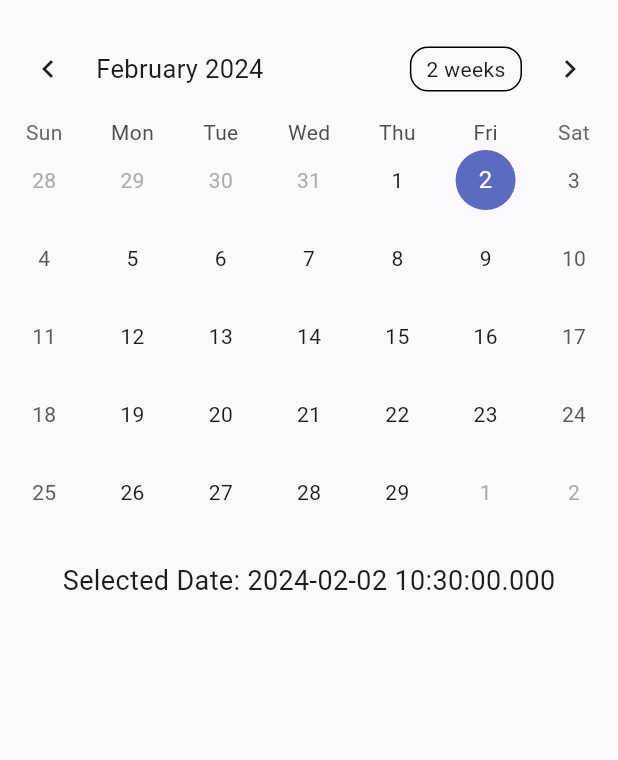
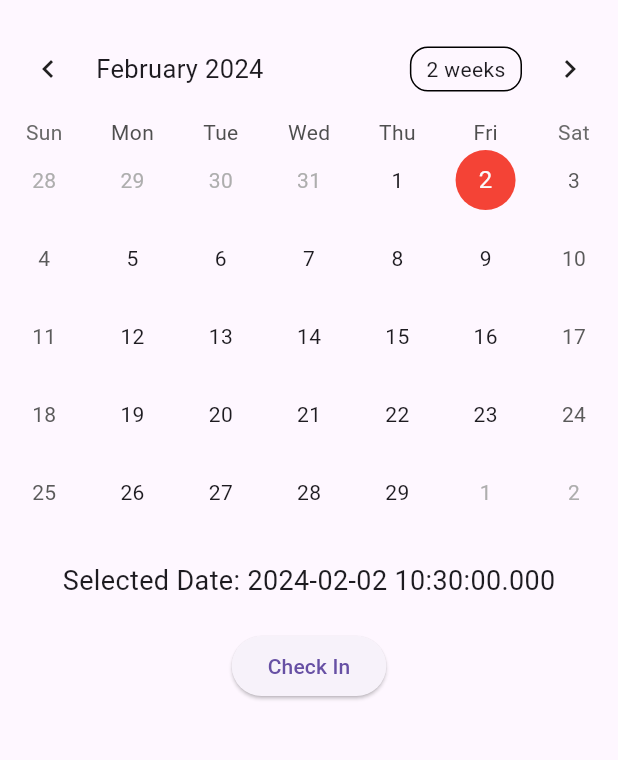
Before and after one commit to wcnjing/Come2Werk, a Flutter app: the AttendanceScreen screen opened directly, on a phone screen of 412 x 824 dp, the part 63-823 px from its top. Run offline on Flutter 3.47's test engine with Material 3 defaults, Android fonts, the phone set to English and light mode, and no system bars; drawn by our look-alikes of table_calendar; our stand-ins replace firebase_auth, firebase_core, flutter_bluetooth_serial, fluttertoast; accounts and stored records are empty.

Commit message:
Implemented check in for attendance

```diff
--- a/lib/screens/MyAttendancePage.dart
+++ b/lib/screens/MyAttendancePage.dart
@@ -11,6 +11,7 @@ class _AttendanceScreenState extends State<AttendanceScreen> {
   late DateTime _focusedDay;
   late DateTime _firstDay;
   late DateTime _lastDay;
+  Set<DateTime> _highlightedDates = {}; // Set to store highlighted dates
 
   @override
   void initState() {
@@ -34,8 +35,8 @@ class _AttendanceScreenState extends State<AttendanceScreen> {
             lastDay: _lastDay,
             focusedDay: _focusedDay,
             selectedDayPredicate: (day) {
-              // Return true if the day is selected
-              return isSameDay(_selectedDate, day);
+              // Return true if the day is selected or highlighted
+              return isSameDay(_selectedDate, day) || _highlightedDates.contains(day);
             },
             onDaySelected: (selectedDay, focusedDay) {
               setState(() {
@@ -43,6 +44,12 @@ class _AttendanceScreenState extends State<AttendanceScreen> {
                 _focusedDay = focusedDay; // Update focused day as well
               });
             },
+            calendarStyle: CalendarStyle(
+              selectedDecoration: BoxDecoration(
+                color: Colors.red, // Highlight color
+                shape: BoxShape.circle,
+              ),
+            ),
           ),
           SizedBox(height: 20),
           Center(
@@ -50,6 +57,21 @@ class _AttendanceScreenState extends State<AttendanceScreen> {
               'Selected Date: ${_selectedDate.toLocal()}',
               style: TextStyle(fontSize: 18),
             ),
+          ),
+          SizedBox(height: 20),
+          ElevatedButton(
+            onPressed: () {
+              // Handle button press to highlight selected date
+              setState(() {
+                // Toggle highlighting of selected date
+                if (_highlightedDates.contains(_selectedDate)) {
+                  _highlightedDates.remove(_selectedDate);
+                } else {
+                  _highlightedDates.add(_selectedDate);
+                }
+              });
+            },
+            child: Text('Check In'),
           ),
         ],
       ),
--- a/lib/screens/home_page.dart
+++ b/lib/screens/home_page.dart
@@ -16,7 +16,7 @@ class _HomeScreenState extends State<HomeScreen> {
   @override
   Widget build(BuildContext context) {
     final welcomeBack = Text(
-      "Welcome Back, Jeremy Chan!",
+      "Welcome Back",
       textAlign: TextAlign.center,
       style: TextStyle(
         fontSize: 30,
--- a/pubspec.yaml
+++ b/pubspec.yaml
@@ -45,6 +45,7 @@ dependencies:
   cloud_firestore: ^4.15.2
   firebase_auth: ^4.17.2
   fluttertoast: ^8.2.4
+  firebase_database: ^10.4.3
 
 dev_dependencies:
   flutter_test:
```
Also changed, not shown: pubspec.lock, 3 other files.
